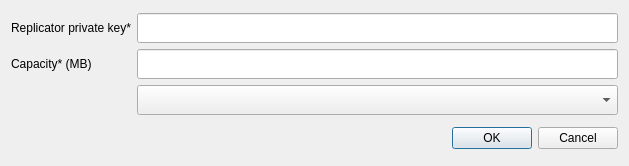
Old version of the form UserApp/ReplicatorOnBoardingDialog.ui in the repository proximax-storage/cpp-xpx-storage-user-app.
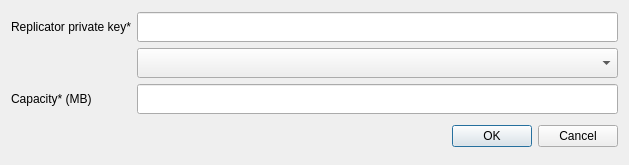
New version of the form.

Commit message: Improved onboarding/offboarding dialogs

What changed in the file:
```diff
--- a/UserApp/ReplicatorOnBoardingDialog.ui
+++ b/UserApp/ReplicatorOnBoardingDialog.ui
@@ -7,7 +7,7 @@
     <x>0</x>
     <y>0</y>
     <width>629</width>
-    <height>166</height>
+    <height>165</height>
    </rect>
   </property>
   <property name="windowTitle">
@@ -16,29 +16,29 @@
   <layout class="QVBoxLayout" name="verticalLayout">
    <item>
     <layout class="QGridLayout" name="gridLayout">
-     <item row="0" column="1">
-      <widget class="QLineEdit" name="lineEdit">
-       <property name="minimumSize">
-        <size>
-         <width>450</width>
-         <height>30</height>
-        </size>
-       </property>
-       <property name="maximumSize">
-        <size>
-         <width>16777215</width>
-         <height>30</height>
-        </size>
-       </property>
-      </widget>
-     </item>
-     <item row="1" column="0">
+     <item row="2" column="0">
       <widget class="QLabel" name="label_2">
        <property name="text">
         <string>Capacity* (MB)</string>
        </property>
       </widget>
      </item>
+     <item row="0" column="1">
+      <widget class="QLineEdit" name="lineEdit">
+       <property name="minimumSize">
+        <size>
+         <width>450</width>
+         <height>30</height>
+        </size>
+       </property>
+       <property name="maximumSize">
+        <size>
+         <width>16777215</width>
+         <height>30</height>
+        </size>
+       </property>
+      </widget>
+     </item>
      <item row="0" column="0">
       <widget class="QLabel" name="label">
        <property name="text">
@@ -46,23 +46,23 @@
        </property>
       </widget>
      </item>
-     <item row="1" column="1">
-      <widget class="QLineEdit" name="lineEdit_2">
-       <property name="minimumSize">
-        <size>
-         <width>450</width>
-         <height>30</height>
-        </size>
-       </property>
-       <property name="maximumSize">
-        <size>
-         <width>16777215</width>
-         <height>30</height>
-        </size>
-       </property>
-      </widget>
-     </item>
      <item row="2" column="1">
+      <widget class="QLineEdit" name="lineEdit_2">
+       <property name="minimumSize">
+        <size>
+         <width>450</width>
+         <height>30</height>
+        </size>
+       </property>
+       <property name="maximumSize">
+        <size>
+         <width>16777215</width>
+         <height>30</height>
+        </size>
+       </property>
+      </widget>
+     </item>
+     <item row="1" column="1">
       <widget class="QComboBox" name="comboBox">
        <property name="minimumSize">
         <size>
```
The commit also changes 1 other file.
